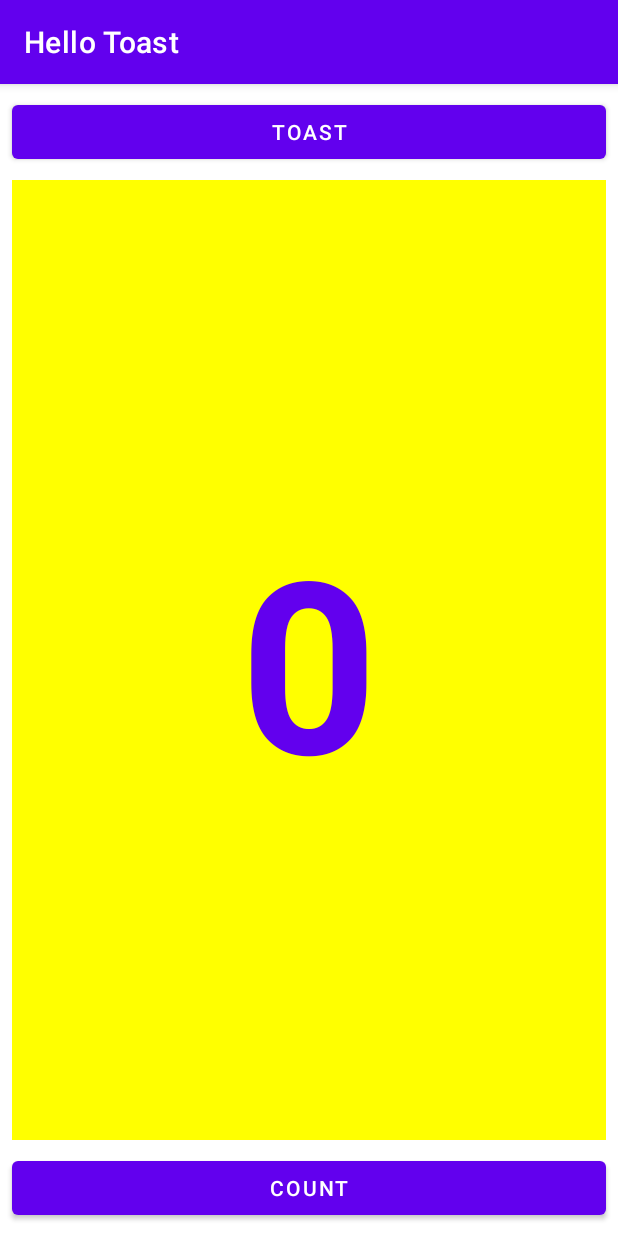
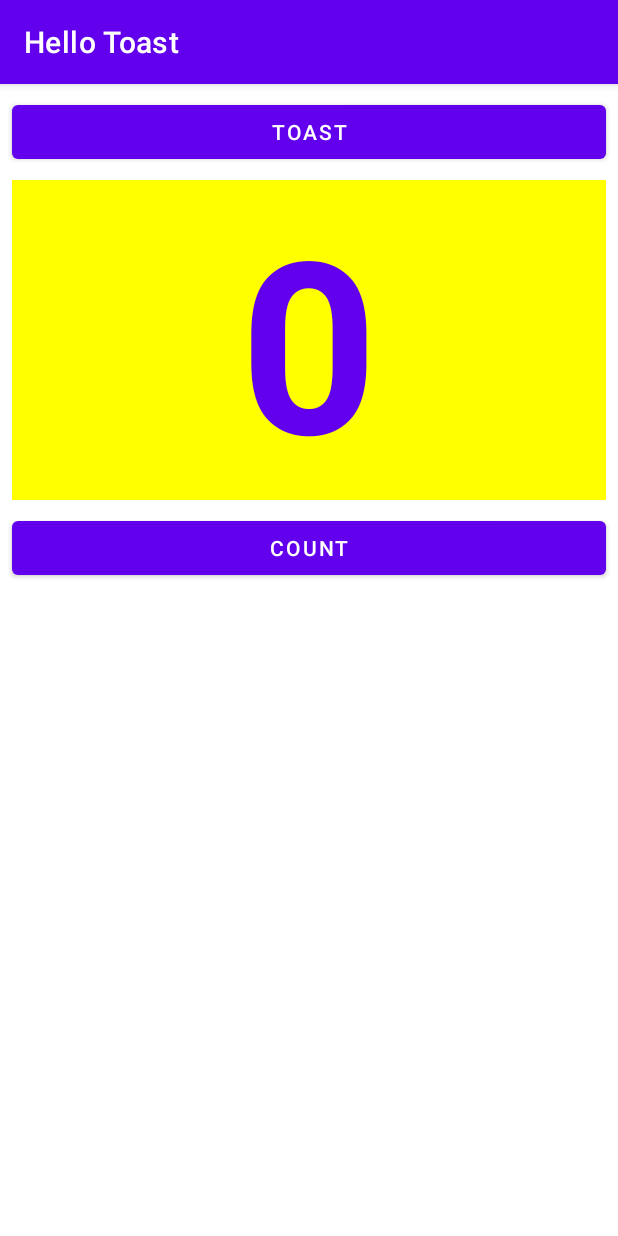
Before and after one commit to DashaVan/Andersen_hw2, an Android app: the screen it shows after launch (MainActivity), on a phone screen of 412 x 824 dp. Run offline under Robolectric (Android 15) with nearby library versions, the phone set to English and light mode, and no system bars; 4 statements that could not run were skipped.

Commit message:
lesson 1.2/B - task3 RelativeLayout

```diff
--- a/HelloToast/app/src/main/res/layout/activity_main.xml
+++ b/HelloToast/app/src/main/res/layout/activity_main.xml
@@ -1,5 +1,5 @@
 <?xml version="1.0" encoding="utf-8"?>
-<LinearLayout xmlns:android="http://schemas.android.com/apk/res/android"
+<RelativeLayout xmlns:android="http://schemas.android.com/apk/res/android"
     xmlns:tools="http://schemas.android.com/tools"
     android:orientation="vertical"
     android:layout_width="match_parent"
@@ -19,27 +19,30 @@
         android:id="@+id/show_count"
         android:layout_width="match_parent"
         android:layout_height="wrap_content"
+        android:layout_below="@+id/button_toast"
+        android:layout_alignParentStart="true"
         android:layout_marginStart="8dp"
         android:layout_marginTop="8dp"
-        android:layout_marginEnd="8dp"
-        android:layout_marginBottom="8dp"
-        android:layout_weight="1"
         android:background="#FFFF00"
         android:text="@string/_0"
         android:textAlignment="center"
         android:textColor="@color/purple_500"
         android:textSize="160sp"
         android:textStyle="bold"
+        android:layout_marginEnd="8dp"
+        android:layout_marginBottom="8dp"
         android:gravity="center_vertical"
         tools:ignore="RtlCompat" />
 
     <Button
         android:id="@+id/button_count"
         android:layout_width="match_parent"
+        android:layout_height="wrap_content"
+        android:layout_marginBottom="8dp"
+        android:layout_marginEnd="8dp"
         android:layout_marginStart="8dp"
-        android:layout_marginEnd="8dp"
-        android:layout_marginBottom="8dp"
-        android:layout_height="wrap_content"
-        android:text="@string/count" />
+        android:text="@string/count"
+        android:layout_below="@+id/show_count"
+        android:layout_centerHorizontal="true" />
 
-</LinearLayout>
+</RelativeLayout>
```
